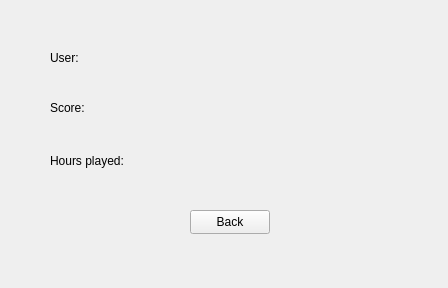
DavidMacovei/TheGame, file TheGame/TheGame_Client/ProfileWidget.ui: the form before one commit.
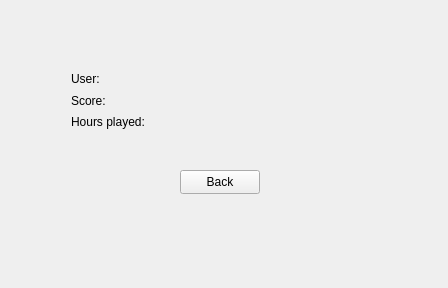
The form after the commit.

Commit message: Implemented ViewProfile functionality.

Diff of the .ui file:
```diff
--- a/TheGame/TheGame_Client/ProfileWidget.ui
+++ b/TheGame/TheGame_Client/ProfileWidget.ui
@@ -13,50 +13,11 @@
   <property name="windowTitle">
    <string>ProfileWidget</string>
   </property>
-  <widget class="QLabel" name="usernameLabel">
-   <property name="geometry">
-    <rect>
-     <x>50</x>
-     <y>50</y>
-     <width>49</width>
-     <height>16</height>
-    </rect>
-   </property>
-   <property name="text">
-    <string>User:</string>
-   </property>
-  </widget>
-  <widget class="QLabel" name="scoreLabel">
-   <property name="geometry">
-    <rect>
-     <x>50</x>
-     <y>100</y>
-     <width>49</width>
-     <height>16</height>
-    </rect>
-   </property>
-   <property name="text">
-    <string>Score:</string>
-   </property>
-  </widget>
-  <widget class="QLabel" name="hoursLabel">
-   <property name="geometry">
-    <rect>
-     <x>50</x>
-     <y>153</y>
-     <width>91</width>
-     <height>16</height>
-    </rect>
-   </property>
-   <property name="text">
-    <string>Hours played:</string>
-   </property>
-  </widget>
   <widget class="QPushButton" name="backButton">
    <property name="geometry">
     <rect>
-     <x>190</x>
-     <y>210</y>
+     <x>180</x>
+     <y>170</y>
      <width>80</width>
      <height>24</height>
     </rect>
@@ -65,6 +26,39 @@
     <string>Back</string>
    </property>
   </widget>
+  <widget class="QWidget" name="">
+   <property name="geometry">
+    <rect>
+     <x>60</x>
+     <y>60</y>
+     <width>101</width>
+     <height>81</height>
+    </rect>
+   </property>
+   <layout class="QVBoxLayout" name="verticalLayout">
+    <item>
+     <widget class="QLabel" name="usernameLabel">
+      <property name="text">
+       <string>User:</string>
+      </property>
+     </widget>
+    </item>
+    <item>
+     <widget class="QLabel" name="scoreLabel">
+      <property name="text">
+       <string>Score:</string>
+      </property>
+     </widget>
+    </item>
+    <item>
+     <widget class="QLabel" name="hoursLabel">
+      <property name="text">
+       <string>Hours played:</string>
+      </property>
+     </widget>
+    </item>
+   </layout>
+  </widget>
  </widget>
  <layoutdefault spacing="6" margin="11"/>
  <resources/>
```
The commit also changes 7 other files.
